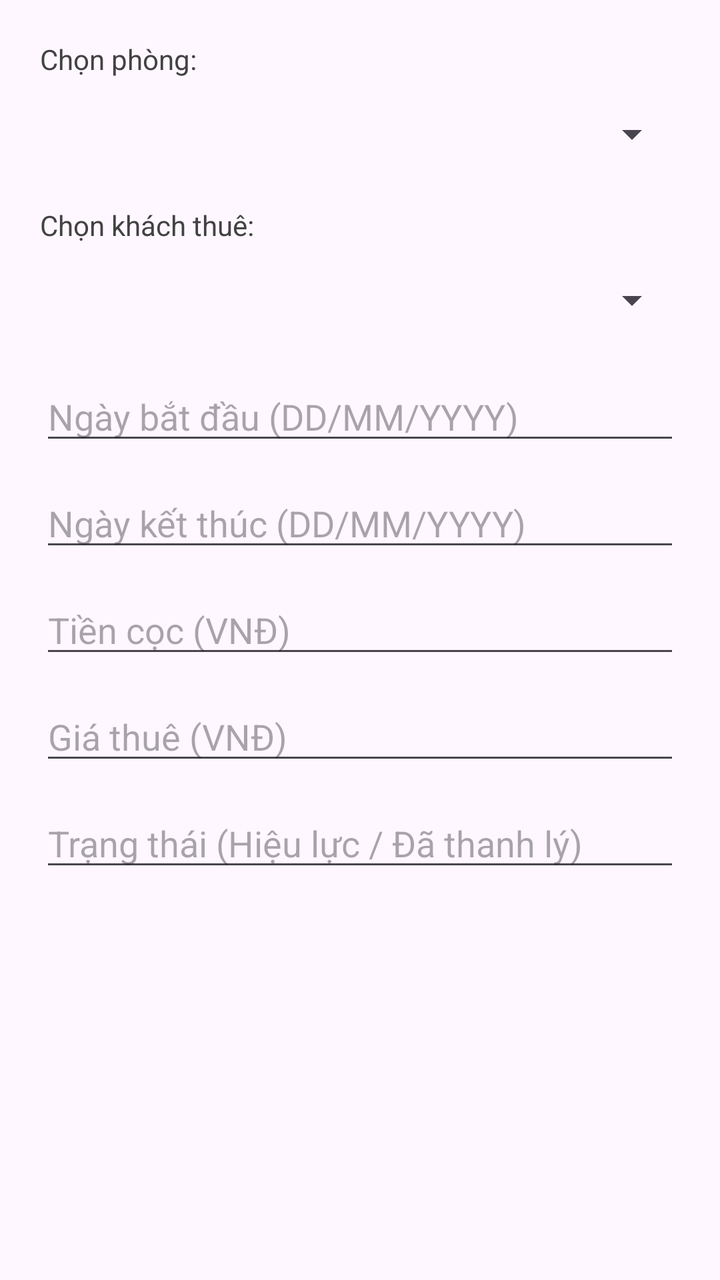
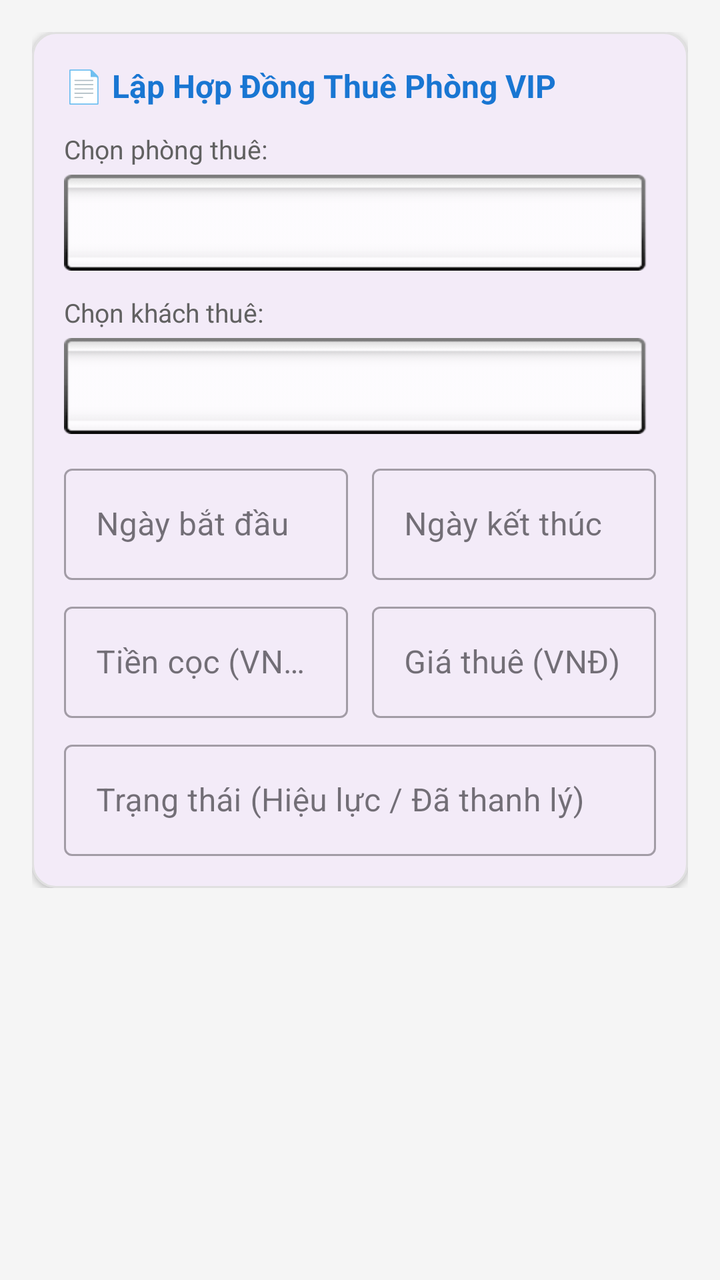

Compare the two renders of this Android layout. The source of the first and the diff that turns it into the second are given below.
<!-- AndroidManifest.xml: application theme Theme.DACK2026 -->
<!-- res/layout/dialog_hop_dong.xml -->
<?xml version="1.0" encoding="utf-8"?>
<LinearLayout xmlns:android="http://schemas.android.com/apk/res/android"
    android:layout_width="match_parent"
    android:layout_height="wrap_content"
    android:orientation="vertical"
    android:padding="20dp">

    <TextView
        android:layout_width="wrap_content"
        android:layout_height="wrap_content"
        android:layout_marginBottom="4dp"
        android:text="Chọn phòng:"
        android:textColor="#424242"
        android:textSize="14sp" />

    <Spinner
        android:id="@+id/spinnerPhong"
        android:layout_width="match_parent"
        android:layout_height="48dp"
        android:layout_marginBottom="12dp" />

    <TextView
        android:layout_width="wrap_content"
        android:layout_height="wrap_content"
        android:layout_marginBottom="4dp"
        android:text="Chọn khách thuê:"
        android:textColor="#424242"
        android:textSize="14sp" />

    <Spinner
        android:id="@+id/spinnerKhachThue"
        android:layout_width="match_parent"
        android:layout_height="48dp"
        android:layout_marginBottom="12dp" />

    <EditText
        android:id="@+id/etNgayBatDau"
        android:layout_width="match_parent"
        android:layout_height="wrap_content"
        android:layout_marginBottom="12dp"
        android:hint="Ngày bắt đầu (DD/MM/YYYY)"
        android:inputType="text"
        android:maxLines="1" />

    <EditText
        android:id="@+id/etNgayKetThuc"
        android:layout_width="match_parent"
        android:layout_height="wrap_content"
        android:layout_marginBottom="12dp"
        android:hint="Ngày kết thúc (DD/MM/YYYY)"
        android:inputType="text"
        android:maxLines="1" />

    <EditText
        android:id="@+id/etTienCoc"
        android:layout_width="match_parent"
        android:layout_height="wrap_content"
        android:layout_marginBottom="12dp"
        android:hint="Tiền cọc (VNĐ)"
        android:inputType="numberDecimal"
        android:maxLines="1" />

    <EditText
        android:id="@+id/etGiaThue"
        android:layout_width="match_parent"
        android:layout_height="wrap_content"
        android:layout_marginBottom="12dp"
        android:hint="Giá thuê (VNĐ)"
        android:inputType="numberDecimal"
        android:maxLines="1" />

    <EditText
        android:id="@+id/etTrangThai"
        android:layout_width="match_parent"
        android:layout_height="wrap_content"
        android:hint="Trạng thái (Hiệu lực / Đã thanh lý)"
        android:inputType="text"
        android:maxLines="1" />

</LinearLayout>
<!-- resources referenced by this layout -->
<resources>
  <style name="Theme.DACK2026" parent="Base.Theme.DACK2026" />
  <style name="Base.Theme.DACK2026" parent="Theme.Material3.DayNight.NoActionBar">
          
          
      </style>
</resources>

<!-- the commit's change to res/layout/dialog_hop_dong.xml (unified diff, before → after) -->
@@ -1,80 +1,165 @@
 <?xml version="1.0" encoding="utf-8"?>
-<LinearLayout xmlns:android="http://schemas.android.com/apk/res/android"
+<ScrollView xmlns:android="http://schemas.android.com/apk/res/android"
+    xmlns:app="http://schemas.android.com/apk/res-auto"
     android:layout_width="match_parent"
     android:layout_height="wrap_content"
-    android:orientation="vertical"
-    android:padding="20dp">
+    android:background="#F5F5F5">
 
-    <TextView
-        android:layout_width="wrap_content"
-        android:layout_height="wrap_content"
-        android:layout_marginBottom="4dp"
-        android:text="Chọn phòng:"
-        android:textColor="#424242"
-        android:textSize="14sp" />
-
-    <Spinner
-        android:id="@+id/spinnerPhong"
-        android:layout_width="match_parent"
-        android:layout_height="48dp"
-        android:layout_marginBottom="12dp" />
-
-    <TextView
-        android:layout_width="wrap_content"
-        android:layout_height="wrap_content"
-        android:layout_marginBottom="4dp"
-        android:text="Chọn khách thuê:"
-        android:textColor="#424242"
-        android:textSize="14sp" />
-
-    <Spinner
-        android:id="@+id/spinnerKhachThue"
-        android:layout_width="match_parent"
-        android:layout_height="48dp"
-        android:layout_marginBottom="12dp" />
-
-    <EditText
-        android:id="@+id/etNgayBatDau"
+    <LinearLayout
         android:layout_width="match_parent"
         android:layout_height="wrap_content"
-        android:layout_marginBottom="12dp"
-        android:hint="Ngày bắt đầu (DD/MM/YYYY)"
-        android:inputType="text"
-        android:maxLines="1" />
+        android:orientation="vertical"
+        android:padding="16dp">
 
-    <EditText
-        android:id="@+id/etNgayKetThuc"
-        android:layout_width="match_parent"
-        android:layout_height="wrap_content"
-        android:layout_marginBottom="12dp"
-        android:hint="Ngày kết thúc (DD/MM/YYYY)"
-        android:inputType="text"
-        android:maxLines="1" />
+        <com.google.android.material.card.MaterialCardView
+            android:layout_width="match_parent"
+            android:layout_height="wrap_content"
+            app:cardCornerRadius="12dp"
+            app:cardElevation="2dp"
+            app:strokeColor="#E0E0E0"
+            app:strokeWidth="1dp">
 
-    <EditText
-        android:id="@+id/etTienCoc"
-        android:layout_width="match_parent"
-        android:layout_height="wrap_content"
-        android:layout_marginBottom="12dp"
-        android:hint="Tiền cọc (VNĐ)"
-        android:inputType="numberDecimal"
-        android:maxLines="1" />
+            <LinearLayout
+                android:layout_width="match_parent"
+                android:layout_height="wrap_content"
+                android:orientation="vertical"
+                android:padding="16dp">
 
-    <EditText
-        android:id="@+id/etGiaThue"
-        android:layout_width="match_parent"
-        android:layout_height="wrap_content"
-        android:layout_marginBottom="12dp"
-        android:hint="Giá thuê (VNĐ)"
-        android:inputType="numberDecimal"
-        android:maxLines="1" />
+                <TextView
+                    android:layout_width="wrap_content"
+                    android:layout_height="wrap_content"
+                    android:text="📄 Lập Hợp Đồng Thuê Phòng VIP"
+                    android:textColor="#1976D2"
+                    android:textSize="16sp"
+                    android:textStyle="bold" />
 
-    <EditText
-        android:id="@+id/etTrangThai"
-        android:layout_width="match_parent"
-        android:layout_height="wrap_content"
-        android:hint="Trạng thái (Hiệu lực / Đã thanh lý)"
-        android:inputType="text"
-        android:maxLines="1" />
+                <TextView
+                    android:layout_width="wrap_content"
+                    android:layout_height="wrap_content"
+                    android:layout_marginTop="12dp"
+                    android:layout_marginBottom="4dp"
+                    android:text="Chọn phòng thuê:"
+                    android:textColor="#616161"
+                    android:textSize="13sp" />
 
-</LinearLayout>
+                <Spinner
+                    android:id="@+id/spinnerPhong"
+                    android:layout_width="match_parent"
+                    android:layout_height="48dp"
+                    android:background="@android:drawable/spinner_background"
+                    android:layout_marginBottom="12dp" />
+
+                <TextView
+                    android:layout_width="wrap_content"
+                    android:layout_height="wrap_content"
+                    android:layout_marginBottom="4dp"
+                    android:text="Chọn khách thuê:"
+                    android:textColor="#616161"
+                    android:textSize="13sp" />
+
+                <Spinner
+                    android:id="@+id/spinnerKhachThue"
+                    android:layout_width="match_parent"
+                    android:layout_height="48dp"
+                    android:background="@android:drawable/spinner_background"
+                    android:layout_marginBottom="12dp" />
+
+                <LinearLayout
+                    android:layout_width="match_parent"
+                    android:layout_height="wrap_content"
+                    android:orientation="horizontal"
+                    android:baselineAligned="false"
+                    android:layout_marginBottom="8dp">
+
+                    <com.google.android.material.textfield.TextInputLayout
+                        android:layout_width="0dp"
+                        android:layout_height="wrap_content"
+                        android:layout_weight="1"
+                        android:layout_marginEnd="6dp"
+                        style="@style/Widget.MaterialComponents.TextInputLayout.OutlinedBox">
+
+                        <com.google.android.material.textfield.TextInputEditText
+                            android:id="@+id/etNgayBatDau"
+                            android:layout_width="match_parent"
+                            android:layout_height="wrap_content"
+                            android:hint="Ngày bắt đầu"
+                            android:inputType="text"
+                            android:maxLines="1" />
+                    </com.google.android.material.textfield.TextInputLayout>
+
+                    <com.google.android.material.textfield.TextInputLayout
+                        android:layout_width="0dp"
+                        android:layout_height="wrap_content"
+                        android:layout_weight="1"
+                        android:layout_marginStart="6dp"
+                        style="@style/Widget.MaterialComponents.TextInputLayout.OutlinedBox">
+
+                        <com.google.android.material.textfield.TextInputEditText
+                            android:id="@+id/etNgayKetThuc"
+                            android:layout_width="match_parent"
+                            android:layout_height="wrap_content"
+                            android:hint="Ngày kết thúc"
+                            android:inputType="text"
+                            android:maxLines="1" />
+                    </com.google.android.material.textfield.TextInputLayout>
+                </LinearLayout>
+
+                <LinearLayout
+                    android:layout_width="match_parent"
+                    android:layout_height="wrap_content"
+                    android:orientation="horizontal"
+                    android:baselineAligned="false"
+                    android:layout_marginBottom="8dp">
+
+                    <com.google.android.material.textfield.TextInputLayout
+                        android:layout_width="0dp"
+                        android:layout_height="wrap_content"
+                        android:layout_weight="1"
+                        android:layout_marginEnd="6dp"
+                        style="@style/Widget.MaterialComponents.TextInputLayout.OutlinedBox">
+
+                        <com.google.android.material.textfield.TextInputEditText
+                            android:id="@+id/etTienCoc"
+                            android:layout_width="match_parent"
+                            android:layout_height="wrap_content"
+                            android:hint="Tiền cọc (VNĐ)"
+                            android:inputType="numberDecimal"
+                            android:maxLines="1" />
+                    </com.google.android.material.textfield.TextInputLayout>
+
+                    <com.google.android.material.textfield.TextInputLayout
+                        android:layout_width="0dp"
+                        android:layout_height="wrap_content"
+                        android:layout_weight="1"
+                        android:layout_marginStart="6dp"
+                        style="@style/Widget.MaterialComponents.TextInputLayout.OutlinedBox">
+
+                        <com.google.android.material.textfield.TextInputEditText
+                            android:id="@+id/etGiaThue"
+                            android:layout_width="match_parent"
+                            android:layout_height="wrap_content"
+                            android:hint="Giá thuê (VNĐ)"
+                            android:inputType="numberDecimal"
+                            android:maxLines="1" />
+                    </com.google.android.material.textfield.TextInputLayout>
+                </LinearLayout>
+
+                <com.google.android.material.textfield.TextInputLayout
+                    android:layout_width="match_parent"
+                    android:layout_height="wrap_content"
+                    style="@style/Widget.MaterialComponents.TextInputLayout.OutlinedBox">
+
+                    <com.google.android.material.textfield.TextInputEditText
+                        android:id="@+id/etTrangThai"
+                        android:layout_width="match_parent"
+                        android:layout_height="wrap_content"
+                        android:hint="Trạng thái (Hiệu lực / Đã thanh lý)"
+                        android:inputType="text"
+                        android:maxLines="1" />
+                </com.google.android.material.textfield.TextInputLayout>
+
+            </LinearLayout>
+        </com.google.android.material.card.MaterialCardView>
+
+    </LinearLayout>
+</ScrollView>
